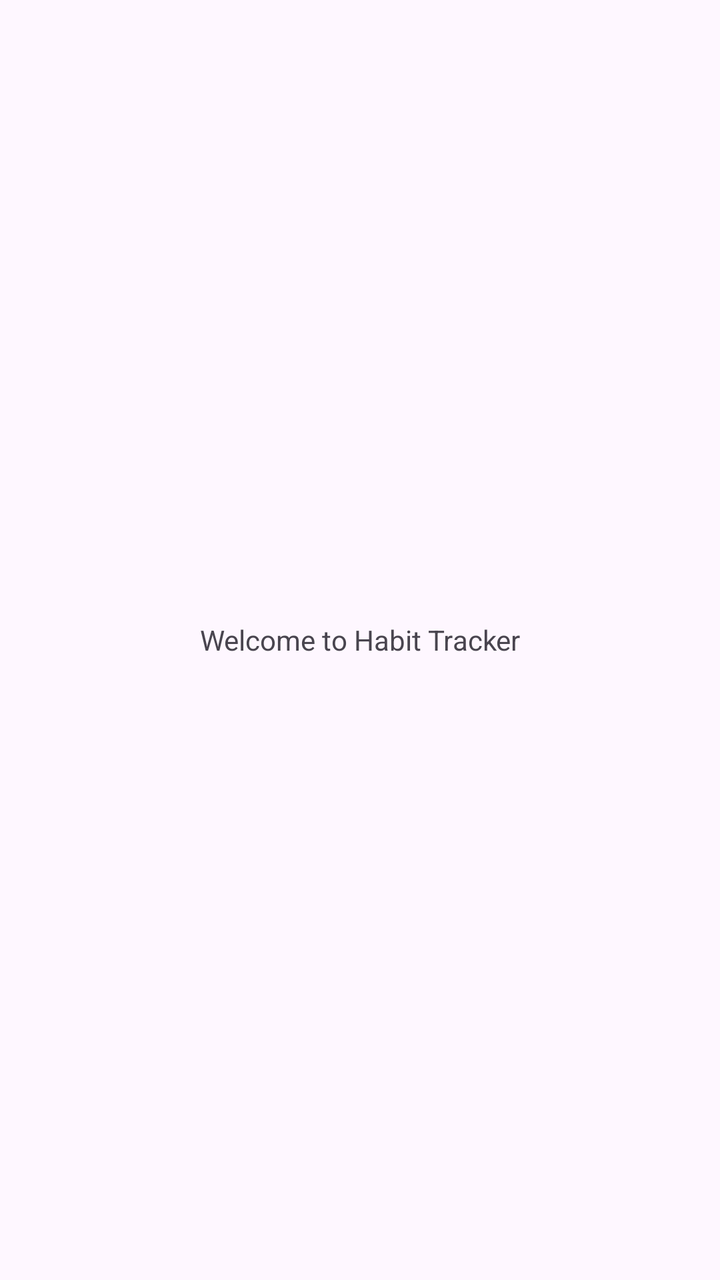
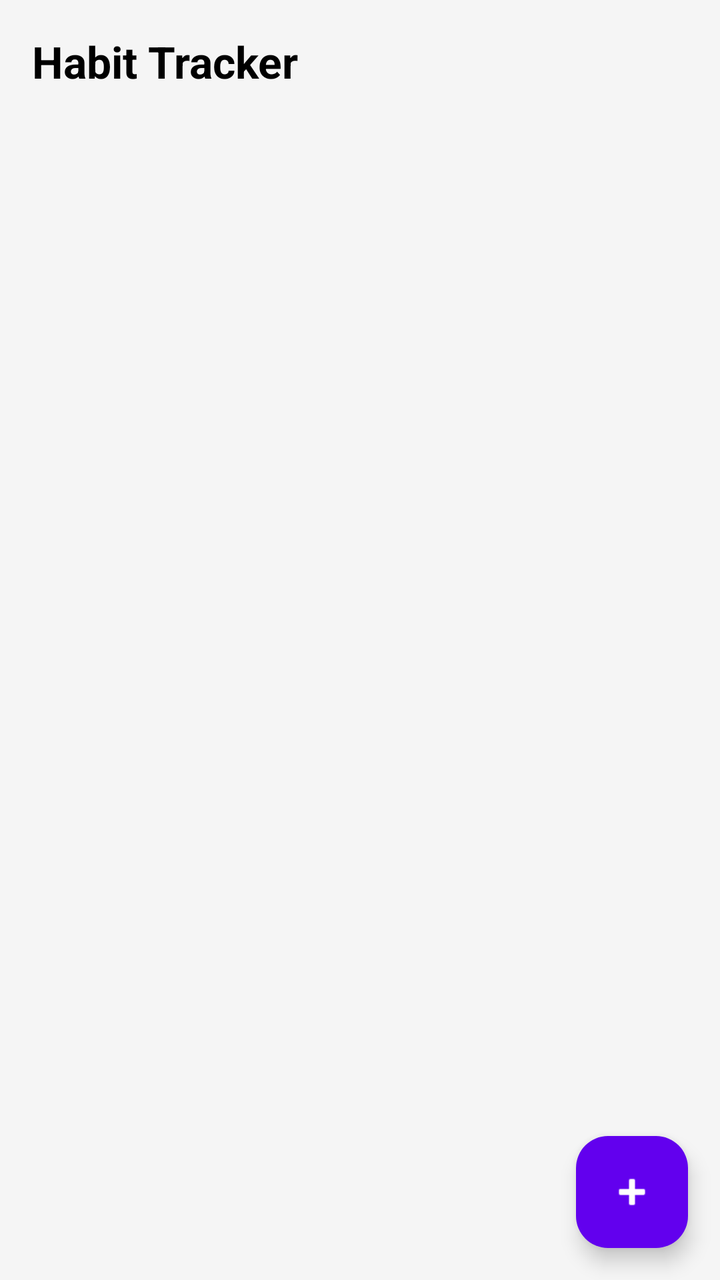

Compare the two renders of this Android layout. The source of the first and the diff that turns it into the second are given below.
<!-- AndroidManifest.xml: application theme Theme.HabitTracker -->
<!-- res/layout/activity_main.xml -->
<?xml version="1.0" encoding="utf-8"?>
<androidx.constraintlayout.widget.ConstraintLayout xmlns:android="http://schemas.android.com/apk/res/android"
    xmlns:app="http://schemas.android.com/apk/res-auto"
    xmlns:tools="http://schemas.android.com/tools"
    android:id="@+id/main"
    android:layout_width="match_parent"
    android:layout_height="match_parent"
    tools:context=".activities.MainActivity">

    <TextView
        android:layout_width="match_parent"
        android:layout_height="match_parent"
        android:gravity="center"
        android:text="Welcome to Habit Tracker"/>


</androidx.constraintlayout.widget.ConstraintLayout>
<!-- resources referenced by this layout -->
<resources>
  <style name="Theme.HabitTracker" parent="Base.Theme.HabitTracker" />
  <style name="Base.Theme.HabitTracker" parent="Theme.Material3.DayNight.NoActionBar">
          
          
      </style>
</resources>

<!-- the commit's change to res/layout/activity_main.xml (unified diff, before → after) -->
@@ -1,17 +1,47 @@
 <?xml version="1.0" encoding="utf-8"?>
-<androidx.constraintlayout.widget.ConstraintLayout xmlns:android="http://schemas.android.com/apk/res/android"
+<androidx.constraintlayout.widget.ConstraintLayout
+    xmlns:android="http://schemas.android.com/apk/res/android"
     xmlns:app="http://schemas.android.com/apk/res-auto"
-    xmlns:tools="http://schemas.android.com/tools"
-    android:id="@+id/main"
     android:layout_width="match_parent"
     android:layout_height="match_parent"
-    tools:context=".activities.MainActivity">
+    android:background="#F5F5F5">
 
+    
     <TextView
-        android:layout_width="match_parent"
-        android:layout_height="match_parent"
-        android:gravity="center"
-        android:text="Welcome to Habit Tracker"/>
+        android:id="@+id/tvAppTitle"
+        android:layout_width="wrap_content"
+        android:layout_height="wrap_content"
+        android:text="Habit Tracker"
+        android:textSize="22sp"
+        android:textStyle="bold"
+        android:textColor="#000000"
+        app:layout_constraintTop_toTopOf="parent"
+        app:layout_constraintStart_toStartOf="parent"
+        android:layout_marginStart="16dp"
+        android:layout_marginTop="16dp"/>
 
+    
+    <com.google.android.material.floatingactionbutton.FloatingActionButton
+        android:id="@+id/fabAddHabit"
+        android:layout_width="wrap_content"
+        android:layout_height="wrap_content"
+        android:contentDescription="Add Habit"
+        android:src="@android:drawable/ic_input_add"
+        app:backgroundTint="#6200EE"
+        app:tint="@android:color/white"
+        app:layout_constraintBottom_toBottomOf="parent"
+        app:layout_constraintEnd_toEndOf="parent"
+        android:layout_margin="16dp"/>
+
+    
+    <androidx.recyclerview.widget.RecyclerView
+        android:id="@+id/recyclerView"
+        android:layout_width="0dp"
+        android:layout_height="0dp"
+        android:padding="8dp"
+        app:layout_constraintTop_toBottomOf="@id/tvAppTitle"
+        app:layout_constraintBottom_toTopOf="@id/fabAddHabit"
+        app:layout_constraintStart_toStartOf="parent"
+        app:layout_constraintEnd_toEndOf="parent"/>
 
 </androidx.constraintlayout.widget.ConstraintLayout>
